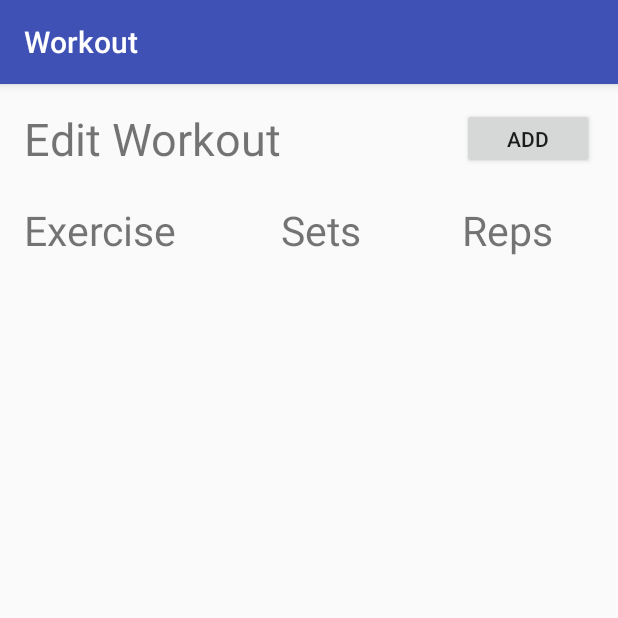
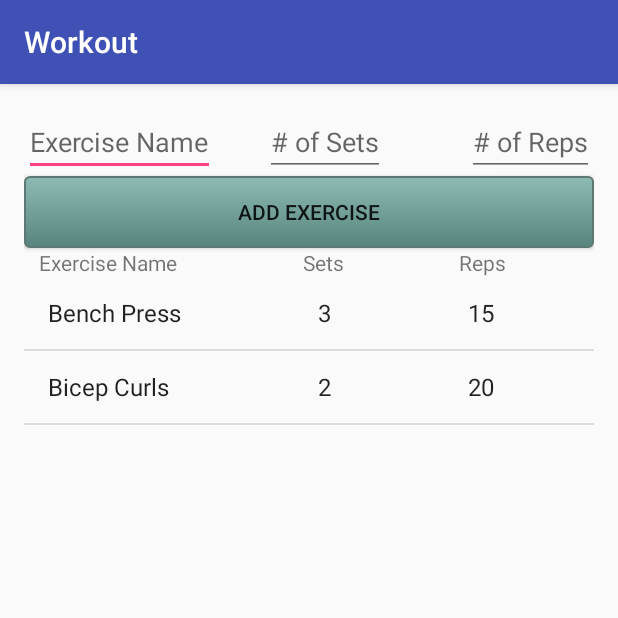
Before and after one commit to NShah19/Workout-1, an Android app: the editWorkoutActivity screen opened directly, with no data from a screen before it, on a phone screen of 412 x 824 dp, the top half of it. Run offline under Robolectric (Android 15) with nearby library versions, the phone set to English and light mode, and no system bars.

Commit message:
Mostly finished, except text to speech

```diff
--- a/app/build.gradle
+++ b/app/build.gradle
@@ -27,4 +27,5 @@ dependencies {
     compile 'com.android.support:appcompat-v7:25.0.0'
     compile 'com.android.support:design:25.0.0'
     testCompile 'junit:junit:4.12'
+    compile 'com.android.support.test.espresso:espresso-core:2.2.2'
 }
--- a/app/src/main/java/com/example/kho/workout/editWorkoutActivity.java
+++ b/app/src/main/java/com/example/kho/workout/editWorkoutActivity.java
@@ -2,12 +2,108 @@ package com.example.kho.workout;
 
 import android.support.v7.app.AppCompatActivity;
 import android.os.Bundle;
+import android.widget.ArrayAdapter;
+import android.widget.Button;
+import android.widget.EditText;
+import android.widget.ListView;
+import android.view.View;
+import android.widget.TextView;
+
+import java.util.ArrayList;
+
 
 public class editWorkoutActivity extends AppCompatActivity {
+    private Button addExercise;
+    private EditText exerciseName;
+    private EditText numSets;
+    private EditText numReps;
+
+    private ListView exerciseList;
+    private ListView setsList;
+    private ListView repsList;
+
+    private ArrayList<String> exerciseArray;
+    private ArrayList<String> setsArray;
+    private ArrayList<String> repsArray;
+
+
+    private ArrayAdapter<String> exerciseAdapter;
+    private ArrayAdapter<String> setsAdapter;
+    private ArrayAdapter<String> repsAdapter;
+
+
+
 
     @Override
     protected void onCreate(Bundle savedInstanceState) {
         super.onCreate(savedInstanceState);
         setContentView(R.layout.activity_edit_workout);
+
+        exerciseList = (ListView) findViewById(R.id.exListView);
+        setsList = (ListView) findViewById(R.id.setsListView);
+        repsList = (ListView) findViewById(R.id.repsListView);
+
+        addExercise = (Button) findViewById(R.id.enterValues);
+        exerciseName = (EditText) findViewById(R.id.newExercise);
+        numSets = (EditText) findViewById(R.id.newSets);
+        numReps = (EditText) findViewById(R.id.newReps);
+
+        exerciseArray = new ArrayList<String>();
+        exerciseAdapter = new ArrayAdapter<String>(
+                this,
+                android.R.layout.simple_list_item_1,
+                exerciseArray
+        );
+        exerciseList.setAdapter(exerciseAdapter);
+
+        setsArray = new ArrayList<String>();
+        setsAdapter = new ArrayAdapter<String>(
+                this,
+                android.R.layout.simple_list_item_1,
+                setsArray
+        );
+        setsList.setAdapter(setsAdapter);
+
+        repsArray = new ArrayList<String>();
+        repsAdapter = new ArrayAdapter<String>(
+                this,
+                android.R.layout.simple_list_item_1,
+                repsArray
+        );
+        repsList.setAdapter(repsAdapter);
+
+        exerciseAdapter.add("Bench Press");
+        setsAdapter.add("3");
+        repsAdapter.add("15");
+
+        exerciseAdapter.add("Bicep Curls");
+        setsAdapter.add("2");
+        repsAdapter.add("20");
+
+        //respond to our button presses
+
+        addExercise.setOnClickListener(new View.OnClickListener() {
+            @Override
+            public void onClick(View v) {
+                String input1 = exerciseName.getText().toString();
+                String input2 = numSets.getText().toString();
+                String input3 = numReps.getText().toString();
+                if (input1.isEmpty() || input2.isEmpty() || input3.isEmpty()) {
+                    return;
+                }
+                exerciseAdapter.add(input1);
+                exerciseName.setText("");
+
+                setsAdapter.add(input2);
+                numSets.setText("");
+
+                repsAdapter.add(input3);
+                numReps.setText("");
+
+            }
+
+        });
+
     }
+
 }
--- a/app/src/main/java/com/example/kho/workout/startWorkActivity.java
+++ b/app/src/main/java/com/example/kho/workout/startWorkActivity.java
@@ -2,55 +2,116 @@ package com.example.kho.workout;
 
 import android.content.Intent;
 import android.speech.RecognizerIntent;
+import android.speech.tts.TextToSpeech;
 import android.support.v7.app.AppCompatActivity;
 import android.os.Bundle;
 import android.util.Log;
 import android.view.View;
 import android.widget.Button;
+import android.widget.EditText;
 
 import java.util.List;
+import java.util.Locale;
 
-public class startWorkActivity extends AppCompatActivity {
-    private static final int SPEECH_REQUEST_CODE = 0;
-    Button startWorkout;
+import static android.speech.tts.TextToSpeech.Engine.KEY_PARAM_STREAM;
+
+public class startWorkActivity extends AppCompatActivity{
+    private TextToSpeech tts;
+    private Button speakButton;
+    private EditText inputText;
 
     @Override
-    protected void onCreate(Bundle savedInstanceState) {
+    public void onCreate(Bundle savedInstanceState) {
         super.onCreate(savedInstanceState);
         setContentView(R.layout.activity_start_work);
 
-        startWorkout = (Button)findViewById(R.id.startButton);
-        startWorkout.setOnClickListener(new View.OnClickListener() {
-            @Override
-            public void onClick(View view) {
-
-            }
-        });
-
+//        inputText = (EditText) findViewById(R.id.editText1);
+//        tts = new TextToSpeech(this, this);
+//
+//        speakButton = (Button) findViewById(R.id.button1);
+//        // button on click event
+//        speakButton.setOnClickListener(new View.OnClickListener() {
+//
+//            @Override
+//            public void onClick(View arg0) {
+//                speakText();
+//            }
+//
+//        });
     }
 
-    // Create an intent that can start the Speech Recognizer activity
-    private void displaySpeechRecognizer() {
-        Intent intent = new Intent(RecognizerIntent.ACTION_RECOGNIZE_SPEECH);
-        intent.putExtra(RecognizerIntent.EXTRA_LANGUAGE_MODEL,
-                RecognizerIntent.LANGUAGE_MODEL_FREE_FORM);
-// Start the activity, the intent will be populated with the speech text
-        startActivityForResult(intent, SPEECH_REQUEST_CODE);
-    }
+//    @Override
+//    public void onDestroy() {
+//        // Don't forget to shutdown tts!
+//        if (tts != null) {
+//            tts.stop();
+//            tts.shutdown();
+//        }
+//        super.onDestroy();
+//    }
+//
+//    @Override
+//    public void onInit(int status) {
+//
+//        if (status == TextToSpeech.SUCCESS) {
+//
+//            int result = tts.setLanguage(Locale.US);
+//
+//            if (result == TextToSpeech.LANG_MISSING_DATA
+//                    || result == TextToSpeech.LANG_NOT_SUPPORTED) {
+//                Log.e("TTS", "This Language is not supported");
+//            } else {
+//                speakButton.setEnabled(true);
+//                speakText();
+//            }
+//
+//        } else {
+//            Log.e("TTS", "Initilization Failed!");
+//        }
+//
+//    }
+//
+//    private void speakText() {
+//
+//        CharSequence toSpeak = inputText.getText().toString();
+//
+//        tts.speak(toSpeak, TextToSpeech.QUEUE_FLUSH, null);
+//    }
 
-    // This callback is invoked when the Speech Recognizer returns.
-// This is where you process the intent and extract the speech text from the intent.
-    @Override
-    protected void onActivityResult(int requestCode, int resultCode,
-                                    Intent data) {
-        if (requestCode == SPEECH_REQUEST_CODE && resultCode == RESULT_OK) {
-            List<String> results = data.getStringArrayListExtra(
-                    RecognizerIntent.EXTRA_RESULTS);
-            String spokenText = results.get(0);
-            Log.d(spokenText, index += 1);
-            // Do something with spokenText
-        }
-        super.onActivityResult(requestCode, resultCode, data);
-    }
+//    private static final int SPEECH_REQUEST_CODE = 0;
+//    Button startWorkout;
+//    TextToSpeech engine;
+//
+//
+//    @Override
+//    protected void onCreate(Bundle savedInstanceState) {
+//        super.onCreate(savedInstanceState);
+//        setContentView(R.layout.activity_start_work);
+//
+//        engine = new TextToSpeech(this, this);
+//
+//        startWorkout = (Button)findViewById(R.id.startButton);
+//        startWorkout.setOnClickListener(new View.OnClickListener() {
+//            public void onClick(View view) {
+////                speech();
+//                engine.speak("Beginning", TextToSpeech.QUEUE_ADD, Bundle(KEY_PARAM_STREAM), "ID");
+//            }
+//        });
+//
+//    }
+//
+//    @Override
+//    public void onInit(int status) {
+//        Log.d("Speech", "OnInit - Status ["+status+"]");
+//        if (status == TextToSpeech.SUCCESS) {
+//            Log.d("Speech", "Success!");
+//            engine.setLanguage(Locale.UK);
+//        }
+//    }
+//
+//
+//    private void speech() {
+//        engine.speak("Beginning Workout.  Say Done to continue exercise.", TextToSpeech.QUEUE_FLUSH, null, null);
+//    }
 
 }
--- a/app/src/main/res/layout/activity_edit_workout.xml
+++ b/app/src/main/res/layout/activity_edit_workout.xml
@@ -1,59 +1,100 @@
 <?xml version="1.0" encoding="utf-8"?>
-<RelativeLayout xmlns:android="http://schemas.android.com/apk/res/android"
+    <RelativeLayout
+    xmlns:android="http://schemas.android.com/apk/res/android"
     xmlns:tools="http://schemas.android.com/tools"
     android:id="@+id/activity_edit_workout"
     android:layout_width="match_parent"
     android:layout_height="match_parent"
-    android:paddingBottom="@dimen/activity_vertical_margin"
     android:paddingLeft="@dimen/activity_horizontal_margin"
     android:paddingRight="@dimen/activity_horizontal_margin"
     android:paddingTop="@dimen/activity_vertical_margin"
+    android:paddingBottom="@dimen/activity_vertical_margin"
     tools:context="com.example.kho.workout.editWorkoutActivity">
 
-    <TextView
-        android:text="Edit Workout"
-        android:layout_height="wrap_content"
-        android:layout_alignParentTop="true"
-        android:layout_alignParentStart="true"
-        android:id="@+id/textView2"
-        android:layout_width="wrap_content"
-        android:textSize="30sp"/>
-
-    <TextView
-        android:text="Exercise"
+    <EditText
         android:layout_width="wrap_content"
         android:layout_height="wrap_content"
-        android:layout_marginTop="22dp"
-        android:textSize="27sp"
-        android:id="@+id/textView3"
-        android:layout_below="@+id/button"
+        android:id="@+id/newExercise"
+        android:hint="Exercise Name"
+        android:layout_alignParentStart="true" />
+
+    <EditText
+        android:layout_width="wrap_content"
+        android:layout_height="wrap_content"
+        android:inputType="number"
+        android:id="@+id/newSets"
+        android:hint="# of Sets"
+        android:layout_marginStart="33dp"
+        android:layout_alignParentTop="true"
+        android:layout_toEndOf="@+id/newExercise" />
+
+    <EditText
+        android:layout_width="wrap_content"
+        android:layout_height="wrap_content"
+        android:inputType="number"
+        android:id="@+id/newReps"
+        android:hint="# of Reps"
+        android:layout_alignParentTop="true"
+        android:layout_alignParentEnd="true" />
+
+    <ListView
+        android:id="@+id/exListView"
+        android:layout_width="0dp"
+        android:layout_height="match_parent"
+        android:layout_weight= "0.5"
+        android:layout_alignParentLeft="true"
+        android:layout_below="@+id/exerciseHeader"
+        android:layout_toLeftOf="@+id/setsListView" />
+
+    <ListView
+        android:id="@+id/repsListView"
+        android:layout_width="100dp"
+        android:layout_height="match_parent"
+        android:layout_alignTop="@+id/setsListView"
+        android:layout_alignParentEnd="true" />
+
+    <ListView
+        android:id="@+id/setsListView"
+        android:layout_width="100dp"
+        android:layout_height="match_parent"
+        android:layout_below="@+id/exerciseHeader"
+        android:layout_toStartOf="@+id/repsListView" />
+
+    <Button
+        android:layout_width="match_parent"
+        android:layout_height="wrap_content"
+        android:id="@+id/enterValues"
+        android:text="Add Exercise"
+        android:background="@drawable/round_button"
+        android:layout_below="@+id/newExercise"
         android:layout_alignParentStart="true" />
 
     <TextView
-        android:text="Sets"
         android:layout_width="wrap_content"
         android:layout_height="wrap_content"
-        android:textSize="27sp"
-        android:id="@+id/textView4"
-        android:layout_alignBaseline="@+id/textView3"
-        android:layout_alignBottom="@+id/textView3"
-        android:layout_toEndOf="@+id/textView2" />
+        android:id="@+id/exerciseHeader"
+        android:text="Exercise Name"
+        android:layout_below="@+id/enterValues"
+        android:layout_alignParentStart="true"
+        android:layout_marginStart="10dp" />
 
     <TextView
-        android:text="Reps"
         android:layout_width="wrap_content"
         android:layout_height="wrap_content"
-        android:textSize="27sp"
-        android:id="@+id/textView5"
-        android:layout_alignBaseline="@+id/textView4"
-        android:layout_alignBottom="@+id/textView4"
-        android:layout_alignStart="@+id/button" />
+        android:id="@+id/setsHeader"
+        android:text="Sets"
+        android:layout_below="@+id/enterValues"
+        android:layout_alignStart="@+id/newSets"
+        android:layout_marginStart="25dp" />
 
-    <Button
-        android:text="Add"
+    <TextView
         android:layout_width="wrap_content"
         android:layout_height="wrap_content"
-        android:id="@+id/button"
-        android:layout_alignParentEnd="true"
-        android:layout_alignBottom="@+id/textView2" />
+        android:id="@+id/repsHeader"
+        android:text="Reps"
+        android:layout_below="@+id/enterValues"
+        android:layout_marginStart="10dp"
+        android:layout_toEndOf="@+id/setsListView" />
+
+
 </RelativeLayout>
--- a/app/src/main/res/layout/activity_main.xml
+++ b/app/src/main/res/layout/activity_main.xml
@@ -1,5 +1,6 @@
 <?xml version="1.0" encoding="utf-8"?>
 <RelativeLayout xmlns:android="http://schemas.android.com/apk/res/android"
+    xmlns:app="http://schemas.android.com/apk/res-auto"
     xmlns:tools="http://schemas.android.com/tools"
     android:id="@+id/activity_main"
     android:layout_width="match_parent"
@@ -59,4 +60,14 @@
         android:layout_marginTop="17dp"
         android:layout_below="@+id/homePageText"
         android:layout_alignParentStart="true" />
+
+    <ImageView
+        android:layout_width="match_parent"
+        android:layout_height="match_parent"
+        app:srcCompat="@mipmap/ic_launcher1"
+        android:id="@+id/imageView"
+        android:adjustViewBounds="false"
+        android:layout_marginTop="37dp"
+        android:layout_alignTop="@+id/optionsButton"
+        android:layout_alignParentStart="true" />
 </RelativeLayout>
```
Also changed, not shown: app/src/main/ic_launcher1-web.png (added), app/src/main/res/mipmap-hdpi/ic_launcher1.png (added), app/src/main/res/mipmap-mdpi/ic_launcher1.png (added), app/src/main/res/mipmap-xhdpi/ic_launcher1.png (added), app/src/main/res/mipmap-xxhdpi/ic_launcher1.png (added), app/src/main/res/mipmap-xxxhdpi/ic_launcher1.png (added).
